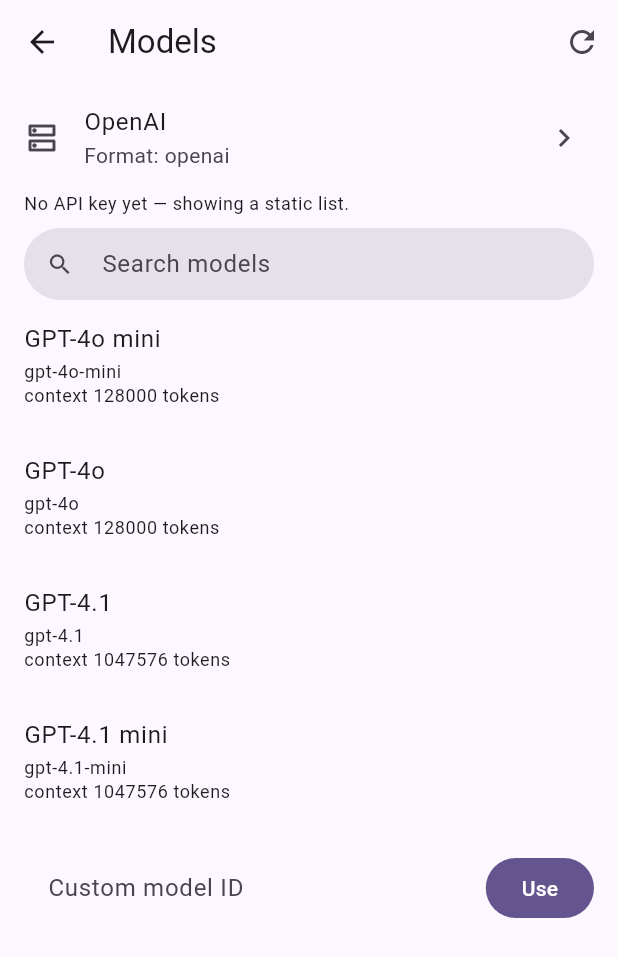
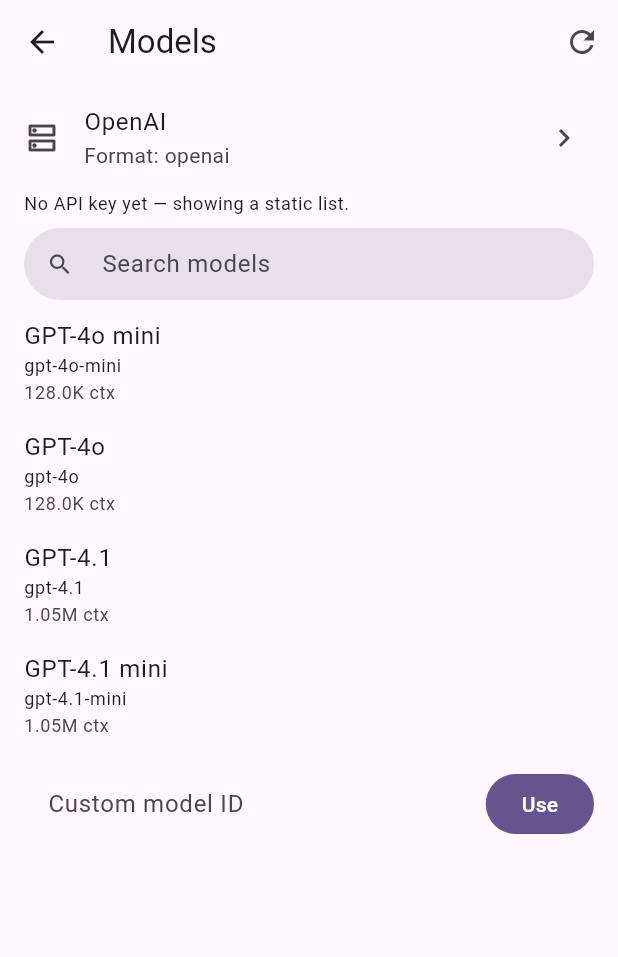
Before and after one commit to internetov-coder/AnyChat, a Flutter app: the ModelsScreen screen opened directly, on a phone screen of 412 x 824 dp. Shown: the top 957 px of the screen. Run offline on Flutter 3.47's test engine with Material 3 defaults, Android fonts, the phone set to English and light mode, and no system bars; drawn by our look-alikes of dynamic_color; our stand-ins replace dio, drift, drift_flutter, file_picker, flutter_markdown, flutter_riverpod and 3 more; accounts and stored records are empty; generated files the repository leaves out were written again.

Commit message:
fix(ui): message bubble hugs short text, actions row moved outside, compact model tiles

```diff
--- a/lib/features/models/presentation/models_screen.dart
+++ b/lib/features/models/presentation/models_screen.dart
@@ -1,6 +1,7 @@
 import 'package:flutter/material.dart';
 import 'package:flutter_riverpod/flutter_riverpod.dart';
 
+import '../../../core/storage/token_estimator.dart';
 import '../../../l10n/app_localizations.dart';
 import '../../providers/domain/model_info.dart';
 import '../../providers/domain/provider_registry.dart';
@@ -174,6 +175,21 @@
   }
 }
 
+/// Compact `128.0K ctx · $0.15/$0.60 per 1M` line for the model tile.
+String _metaLine(ModelInfo model) {
+  final parts = <String>[];
+  final window = model.contextWindow;
+  if (window != null) parts.add('${formatTokenCount(window)} ctx');
+  final inputPrice = model.inputPricePerM;
+  final outputPrice = model.outputPricePerM;
+  if (inputPrice != null || outputPrice != null) {
+    final inPart = inputPrice?.toStringAsFixed(2) ?? '-';
+    final outPart = outputPrice?.toStringAsFixed(2) ?? '-';
+    parts.add('\$$inPart/\$$outPart per 1M');
+  }
+  return parts.join(' · ');
+}
+
 IconData _modalityIcon(ModelModality modality) {
   switch (modality) {
     case ModelModality.image:
@@ -201,14 +217,14 @@
   Widget build(BuildContext context, WidgetRef ref) {
     final l10n = AppLocalizations.of(context);
     final scheme = Theme.of(context).colorScheme;
-    final inputPrice = model.inputPricePerM;
-    final outputPrice = model.outputPricePerM;
-    final contextWindow = model.contextWindow;
+    final meta = _metaLine(model);
+    final hasIcons = isReasoningModel(model.id) || model.modalities.isNotEmpty;
 
     return ListTile(
       title: Text(model.name, maxLines: 2, overflow: TextOverflow.ellipsis),
       subtitle: Column(
         crossAxisAlignment: CrossAxisAlignment.start,
+        mainAxisSize: MainAxisSize.min,
         children: <Widget>[
           Text(
             model.id,
@@ -216,36 +232,37 @@
             overflow: TextOverflow.ellipsis,
             style: Theme.of(context).textTheme.bodySmall,
           ),
-          if (inputPrice != null || outputPrice != null)
-            Text(
-              [
-                if (inputPrice != null)
-                  l10n.priceInput(inputPrice.toStringAsFixed(2)),
-                if (outputPrice != null)
-                  l10n.priceOutput(outputPrice.toStringAsFixed(2)),
-              ].join(' · '),
-              style: Theme.of(context).textTheme.bodySmall,
-            ),
-          if (contextWindow != null)
-            Text(
-              l10n.contextWindowLabel(contextWindow),
-              style: Theme.of(context).textTheme.bodySmall,
-            ),
-          if (model.modalities.isNotEmpty || isReasoningModel(model.id))
+          if (meta.isNotEmpty || hasIcons)
             Padding(
               padding: const EdgeInsets.only(top: 2),
               child: Row(
                 mainAxisSize: MainAxisSize.min,
                 children: <Widget>[
+                  if (meta.isNotEmpty)
+                    Flexible(
+                      child: Text(
+                        meta,
+                        maxLines: 1,
+                        overflow: TextOverflow.ellipsis,
+                        style: Theme.of(context)
+                            .textTheme
+                            .bodySmall
+                            ?.copyWith(
+                              color: Theme.of(context)
+                                  .colorScheme
+                                  .onSurfaceVariant,
+                            ),
+                      ),
+                    ),
                   if (isReasoningModel(model.id))
-                    Padding(
-                      padding: const EdgeInsets.only(right: 6),
+                    const Padding(
+                      padding: EdgeInsets.only(left: 6),
                       child: Icon(Icons.psychology_outlined, size: 14),
                     ),
                   for (final modality in ModelModality.values)
                     if (model.modalities.contains(modality))
                       Padding(
-                        padding: const EdgeInsets.only(right: 6),
+                        padding: const EdgeInsets.only(left: 6),
                         child: Icon(_modalityIcon(modality), size: 14),
                       ),
                 ],
@@ -253,7 +270,6 @@
             ),
         ],
       ),
-      isThreeLine: true,
       trailing: selected ? Icon(Icons.check_circle, color: scheme.primary) : null,
       onTap: () async {
         await ref.read(settingsControllerProvider.notifier).selectModel(
```
Also changed, not shown: lib/features/chat/presentation/widgets/message_bubble.dart (+64 -43 lines).
